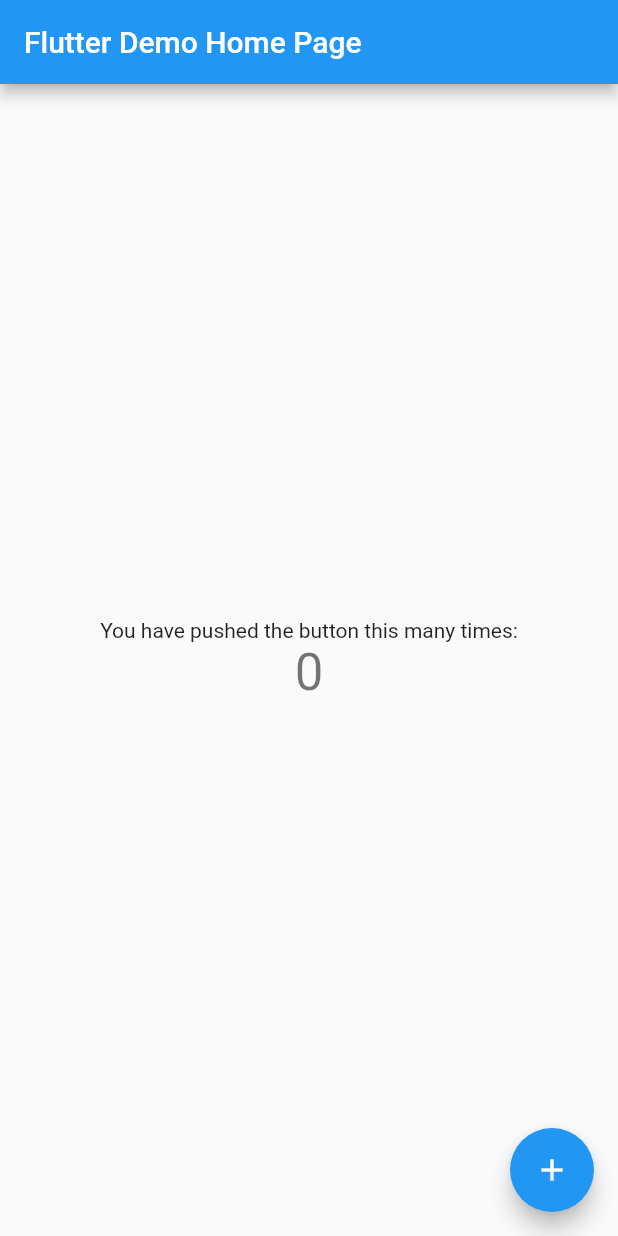
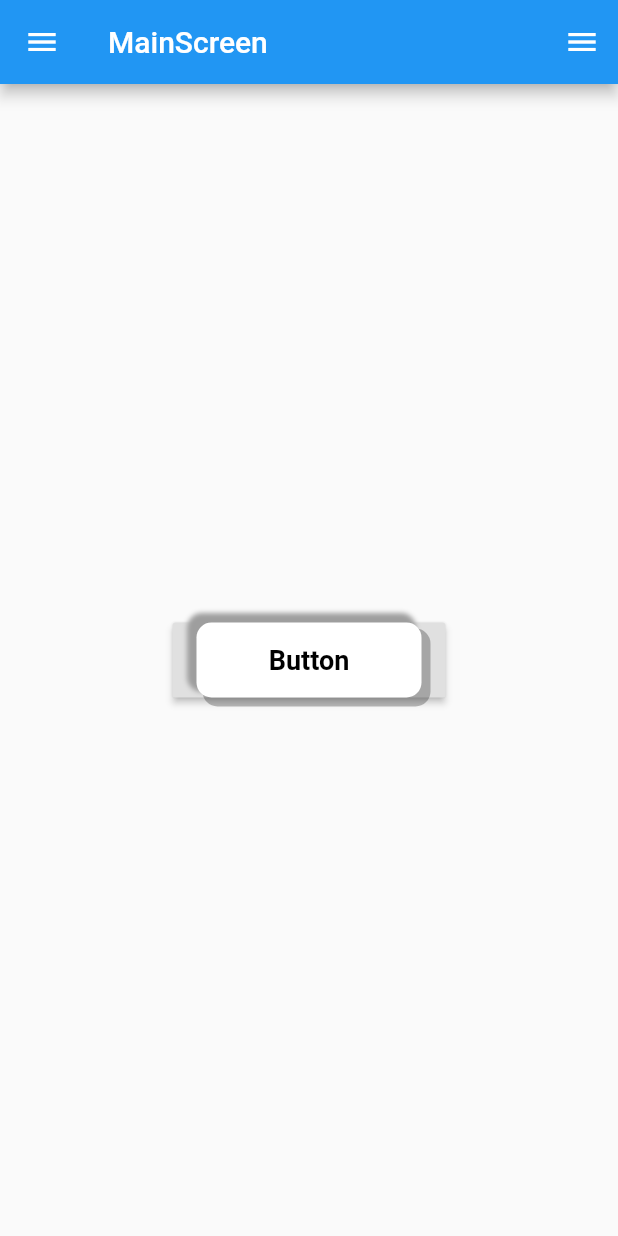
Before and after one commit to cfcastaneda98/Thinking_Crisis, a Flutter app: the screen it shows after launch, on a phone screen of 412 x 824 dp. Run offline on Flutter 3.47's test engine with Material 2 defaults, Android fonts, the phone set to English and light mode, and no system bars; missing offline and left inert: projectapp.

Commit message:
added main,mainscreen,Quickplay,secondScreen

```diff
--- a/lib/main.dart
+++ b/lib/main.dart
@@ -1,17 +1,17 @@
 import 'package:flutter/material.dart';
-//TEST TIME!
+import 'mainscreen.dart';
 void main() {
   runApp(const MyApp());
 }
 
 class MyApp extends StatelessWidget {
-  const MyApp({super.key});
+  const MyApp({Key? key}) : super(key: key);
 
   // This widget is the root of your application.
   @override
   Widget build(BuildContext context) {
     return MaterialApp(
-      title: 'Flutter Demo',
+     // title: 'Flutter Demo',
       theme: ThemeData(
         // This is the theme of your application.
         //
@@ -24,92 +24,7 @@ class MyApp extends StatelessWidget {
         // is not restarted.
         primarySwatch: Colors.blue,
       ),
-      home: const MyHomePage(title: 'Flutter Demo Home Page'),
+      home: MainScreen(),
     );
   }
-}
-
-class MyHomePage extends StatefulWidget {
-  const MyHomePage({super.key, required this.title});
-
-  // This widget is the home page of your application. It is stateful, meaning
-  // that it has a State object (defined below) that contains fields that affect
-  // how it looks.
-
-  // This class is the configuration for the state. It holds the values (in this
-  // case the title) provided by the parent (in this case the App widget) and
-  // used by the build method of the State. Fields in a Widget subclass are
-  // always marked "final".
-
-  final String title;
-
-  @override
-  State<MyHomePage> createState() => _MyHomePageState();
-}
-
-class _MyHomePageState extends State<MyHomePage> {
-  int _counter = 0;
-
-  void _incrementCounter() {
-    setState(() {
-      // This call to setState tells the Flutter framework that something has
-      // changed in this State, which causes it to rerun the build method below
-      // so that the display can reflect the updated values. If we changed
-      // _counter without calling setState(), then the build method would not be
-      // called again, and so nothing would appear to happen.
-      _counter++;
-    });
-  }
-
-  @override
-  Widget build(BuildContext context) {
-    // This method is rerun every time setState is called, for instance as done
-    // by the _incrementCounter method above.
-    //
-    // The Flutter framework has been optimized to make rerunning build methods
-    // fast, so that you can just rebuild anything that needs updating rather
-    // than having to individually change instances of widgets.
-    return Scaffold(
-      appBar: AppBar(
-        // Here we take the value from the MyHomePage object that was created by
-        // the App.build method, and use it to set our appbar title.
-        title: Text(widget.title),
-      ),
-      body: Center(
-        // Center is a layout widget. It takes a single child and positions it
-        // in the middle of the parent.
-        child: Column(
-          // Column is also a layout widget. It takes a list of children and
-          // arranges them vertically. By default, it sizes itself to fit its
-          // children horizontally, and tries to be as tall as its parent.
-          //
-          // Invoke "debug painting" (press "p" in the console, choose the
-          // "Toggle Debug Paint" action from the Flutter Inspector in Android
-          // Studio, or the "Toggle Debug Paint" command in Visual Studio Code)
-          // to see the wireframe for each widget.
-          //
-          // Column has various properties to control how it sizes itself and
-          // how it positions its children. Here we use mainAxisAlignment to
-          // center the children vertically; the main axis here is the vertical
-          // axis because Columns are vertical (the cross axis would be
-          // horizontal).
-          mainAxisAlignment: MainAxisAlignment.center,
-          children: <Widget>[
-            const Text(
-              'You have pushed the button this many times:',
-            ),
-            Text(
-              '$_counter',
-              style: Theme.of(context).textTheme.headline4,
-            ),
-          ],
-        ),
-      ),
-      floatingActionButton: FloatingActionButton(
-        onPressed: _incrementCounter,
-        tooltip: 'Increment',
-        child: const Icon(Icons.add),
-      ), // This trailing comma makes auto-formatting nicer for build methods.
-    );
-  }
-}
+}//end class
--- /dev/null
+++ b/lib/mainscreen.dart
@@ -0,0 +1,93 @@
+import 'package:flutter/material.dart';
+import 'SecondScreen.dart';
+class MainScreen extends StatelessWidget{
+  @override
+  Widget build(BuildContext context){
+
+    return Scaffold(
+
+      appBar: AppBar(
+
+
+        leading: IconButton(icon: Icon(Icons.menu), onPressed: (){
+
+        }),
+
+        title: Text("MainScreen"),
+        actions: <Widget>[
+          IconButton(icon: Icon(Icons.menu), onPressed: ()
+          {
+          }),
+        ],
+      ),
+      body: Container(
+        child: Center(
+          child: RaisedButton(
+            onPressed: () {
+              Navigator.push(context,
+                MaterialPageRoute(builder: (context) => HomeScreen()),
+              );
+            },
+            child: Container(
+              height: 50,
+              width: 150,
+              decoration: BoxDecoration(
+                color: Colors.white,
+                borderRadius: BorderRadius.circular(10),
+                boxShadow: [
+                  BoxShadow(
+                    color: Colors.black26,
+                    spreadRadius: 1,
+
+                    offset: Offset(5,5),
+                  ),
+                  BoxShadow(
+                    color: Colors.grey,
+                    spreadRadius: 1,
+                    blurRadius: 2,
+                    offset: Offset(-5,-5),
+                  ),
+                ],
+              ),
+              child: Center(
+                child: Text(
+                  "Button",
+                  style: TextStyle(color: Colors.black,
+                  fontWeight: FontWeight.bold,
+                    fontSize: 18
+                    ),
+                  ),
+                ),
+              ),
+
+            ),
+          ),
+
+        ),
+
+    );
+  }
+}
+
+
+/*
+*
+*           child: RaisedButton(
+            child: Text('Tap',
+            style: TextStyle(
+
+                color: Colors.blue,
+
+
+              ),
+            ),
+            color: new Color(0xff622f74),
+            onPressed: (){
+                Navigator.push(context,
+
+                MaterialPageRoute(builder: (context)=>HomeScreen()),
+                );
+             },
+
+          ),
+* */
```
Also changed, not shown: lib/QuickPlay.dart (added, +57 -0 lines), lib/SecondScreen.dart (added, +115 -0 lines), lib/GameOptions.dart (added).
